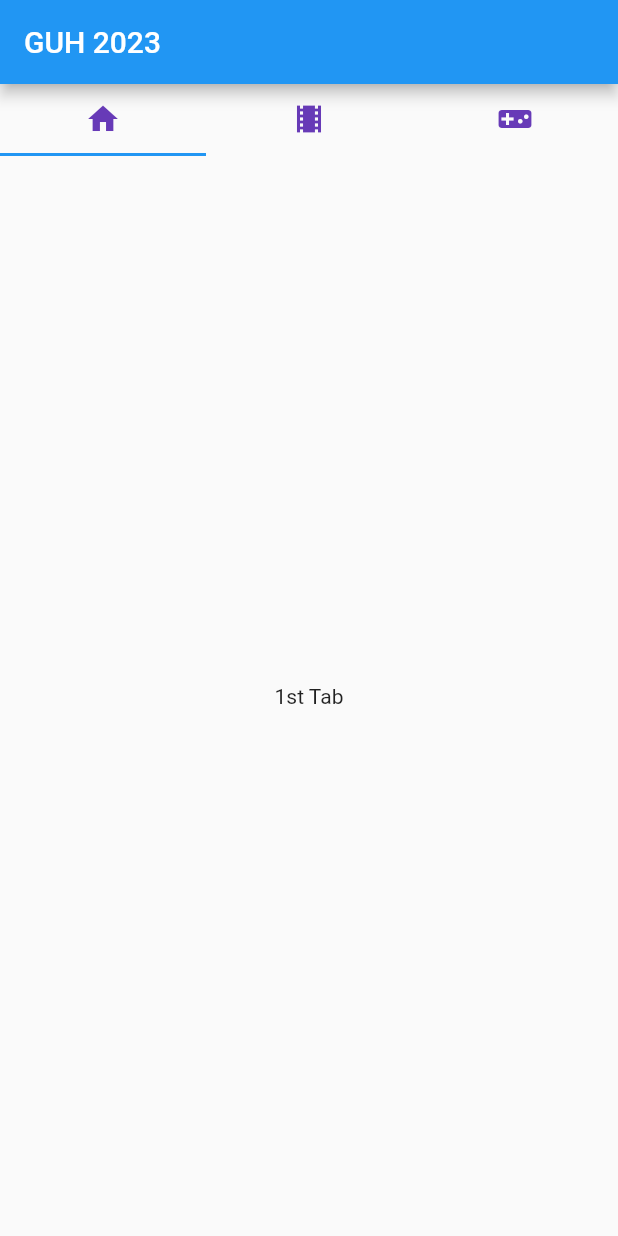
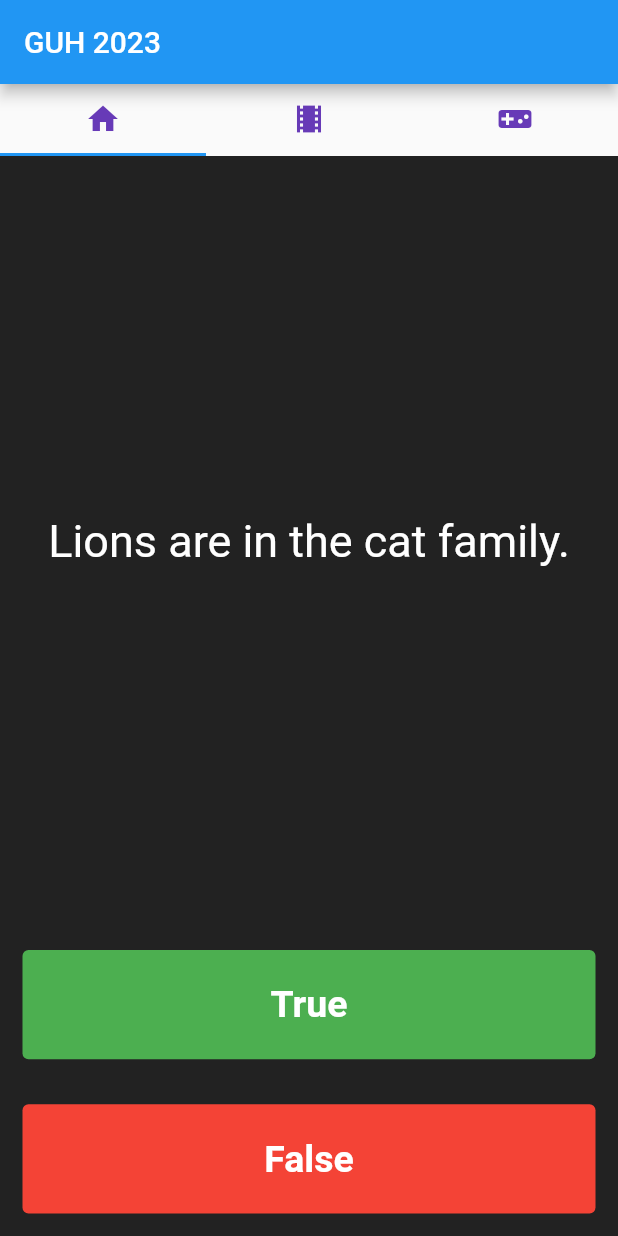
Before and after one commit to rishi-ravikumar/GUH-2023, a Flutter app: the screen it shows after launch, on a phone screen of 412 x 824 dp. Run offline on Flutter 3.47's test engine with Material 2 defaults, Android fonts, the light colour scheme and no system bars; our stand-ins replace rflutter_alert.

Commit message:
Create quiz

```diff
--- a/guh2023/lib/homepage.dart
+++ b/guh2023/lib/homepage.dart
@@ -1,4 +1,6 @@
 import 'package:flutter/material.dart';
+import 'quizbrain.dart';
+import 'package:rflutter_alert/rflutter_alert.dart';
 
 class HomePage extends StatelessWidget {
   @override
@@ -20,7 +22,7 @@
                   child: TabBarView(children: [
                 Container(
                   child: Center(
-                    child: Text('1st Tab'),
+                    child: QuizPage(),
                   ),
                 ),
                 Container(
@@ -39,3 +41,121 @@
     );
   }
 }
+
+class QuizPage extends StatefulWidget {
+  const QuizPage({super.key});
+
+  @override
+  State<QuizPage> createState() => _QuizPageState();
+}
+
+class _QuizPageState extends State<QuizPage> {
+  List<Icon> scoreKeeper = [];
+
+  void checkAnswer({required bool userPickedAnswer}) {
+    bool correctAnswer = quizBrain.getQuestionAnswer();
+
+    setState(() {
+      if (quizBrain.isFinished() == true) {
+        Alert(
+          context: context,
+          title: 'Finished!',
+          desc: 'You\'ve reached the end of the quiz!',
+        ).show();
+        quizBrain.reset();
+        scoreKeeper.clear();
+      } else {
+        if (correctAnswer == userPickedAnswer) {
+          quizBrain.nextQuestion();
+          scoreKeeper.add(const Icon(
+            Icons.check,
+            color: Colors.green,
+          ));
+        } else {
+          quizBrain.nextQuestion();
+          scoreKeeper.add(const Icon(
+            Icons.close,
+            color: Colors.red,
+          ));
+        }
+      }
+    });
+  }
+
+  @override
+  Widget build(BuildContext context) {
+    return Scaffold(
+      backgroundColor: const Color(0xff222222),
+      body: SafeArea(
+        child: Column(
+          // mainAxisAlignment: MainAxisAlignment.center,
+          crossAxisAlignment: CrossAxisAlignment.stretch,
+          children: [
+            Expanded(
+              flex: 5,
+              child: Padding(
+                padding: const EdgeInsets.symmetric(horizontal: 10.0),
+                child: Center(
+                  child: Text(
+                    quizBrain.getQuestionText(),
+                    textAlign: TextAlign.center,
+                    style: const TextStyle(
+                      fontWeight: FontWeight.normal,
+                      fontSize: 30.0,
+                      color: Colors.white,
+                    ),
+                  ),
+                ),
+              ),
+            ),
+            Expanded(
+              child: Padding(
+                padding: const EdgeInsets.all(15.0),
+                child: TextButton(
+                  style: TextButton.styleFrom(
+                    backgroundColor: Colors.green,
+                  ),
+                  onPressed: () {
+                    // the user picked true.
+                    checkAnswer(userPickedAnswer: true);
+                  },
+                  child: const Text(
+                    'True',
+                    style: TextStyle(
+                        color: Colors.white,
+                        fontSize: 25.0,
+                        fontWeight: FontWeight.bold),
+                  ),
+                ),
+              ),
+            ),
+            Expanded(
+              child: Padding(
+                padding: const EdgeInsets.all(15.0),
+                child: TextButton(
+                  style: TextButton.styleFrom(
+                    backgroundColor: Colors.red,
+                  ),
+                  onPressed: () {
+                    // the user picked false.
+                    checkAnswer(userPickedAnswer: false);
+                  },
+                  child: const Text(
+                    'False',
+                    style: TextStyle(
+                        color: Colors.white,
+                        fontSize: 25.0,
+                        fontWeight: FontWeight.bold),
+                  ),
+                ),
+              ),
+            ),
+            Row(children: scoreKeeper),
+          ],
+        ),
+      ),
+    );
+  }
+}
+
+QuizBrain quizBrain = QuizBrain();
--- a/guh2023/lib/main.dart
+++ b/guh2023/lib/main.dart
@@ -1,16 +1,21 @@
 import 'package:flutter/material.dart';
 import 'homepage.dart';
 
-void main() {
-  runApp(MyApp());
-}
+// void main() {
+//   runApp(MyApp());
+// }
 
-class MyApp extends StatelessWidget {
-  @override
-  Widget build(BuildContext context) {
-    return MaterialApp(
+// class MyApp extends StatelessWidget {
+//   @override
+//   Widget build(BuildContext context) {
+//     return MaterialApp(
+//       debugShowCheckedModeBanner: false,
+//       home: HomePage(),
+//     );
+//   }
+// }
+
+void main() => runApp(MaterialApp(
       debugShowCheckedModeBanner: false,
       home: HomePage(),
-    );
-  }
-}
+    ));
--- /dev/null
+++ b/guh2023/lib/question.dart
@@ -0,0 +1,6 @@
+class Questions {
+  late String questionText;
+  late bool questionAnswer;
+
+  Questions({required this.questionText, required this.questionAnswer});
+}
--- /dev/null
+++ b/guh2023/lib/quizbrain.dart
@@ -0,0 +1,48 @@
+import 'question.dart';
+
+class QuizBrain {
+  late int _questionNumber = 0;
+
+  final List<Questions> _questionBank = [
+    Questions(
+        questionText: 'Lions are in the cat family.', questionAnswer: true),
+    Questions(questionText: '20 - 12 = 10', questionAnswer: false),
+    Questions(
+        questionText: 'A group of pigeons is called a cacophony.',
+        questionAnswer: false),
+    Questions(questionText: '33 * 3 = 99', questionAnswer: true),
+    Questions(
+        questionText: 'Buzz Aldrin was the first man to set foot on the moon.',
+        questionAnswer: false),
+    Questions(
+        questionText: 'Matter is made up of atoms.', questionAnswer: true),
+  ];
+
+  void nextQuestion() {
+    if (_questionNumber < _questionBank.length - 1) {
+      _questionNumber++;
+    }
+  }
+
+  // This methods is now acts as a getter and setter (Encapsulation in action).
+
+  String getQuestionText() {
+    return _questionBank[_questionNumber].questionText;
+  }
+
+  bool getQuestionAnswer() {
+    return _questionBank[_questionNumber].questionAnswer;
+  }
+
+  bool isFinished() {
+    if (_questionNumber >= _questionBank.length - 1) {
+      return true;
+    } else {
+      return false;
+    }
+  }
+
+  void reset() {
+    _questionNumber = 0;
+  }
+}
--- a/guh2023/pubspec.yaml
+++ b/guh2023/pubspec.yaml
@@ -35,6 +35,7 @@
   # The following adds the Cupertino Icons font to your application.
   # Use with the CupertinoIcons class for iOS style icons.
   cupertino_icons: ^1.0.2
+  rflutter_alert: ^2.0.4
 
 dev_dependencies:
   flutter_test:
```
Also changed, not shown: guh2023/pubspec.lock, 1 other file.
